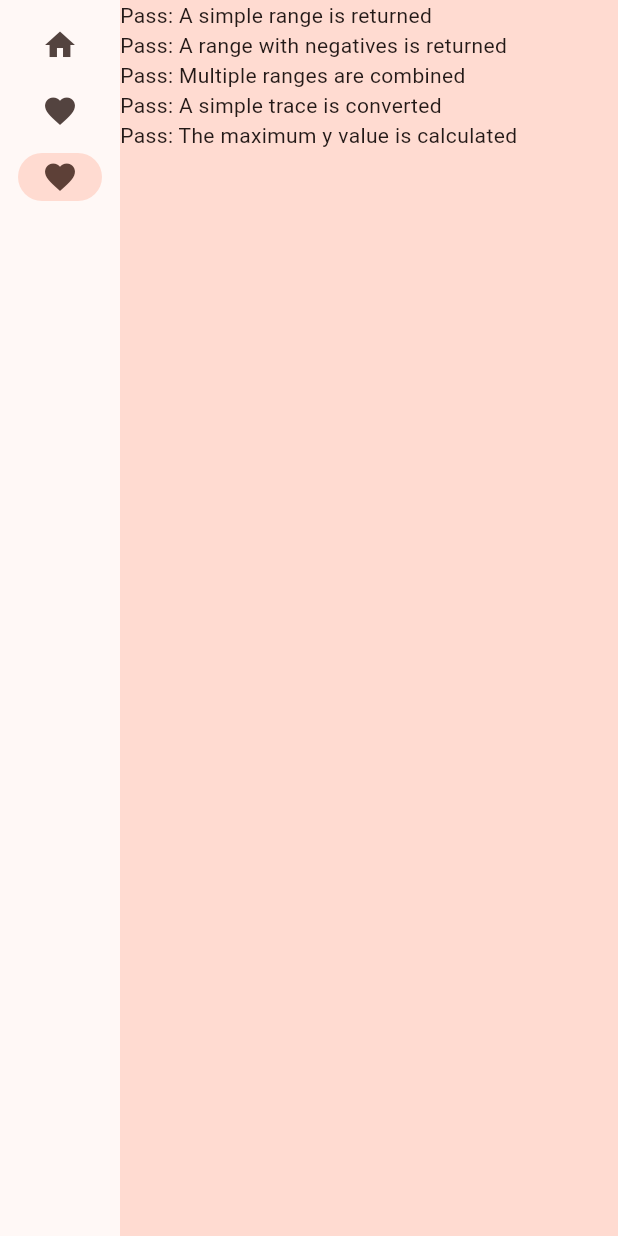
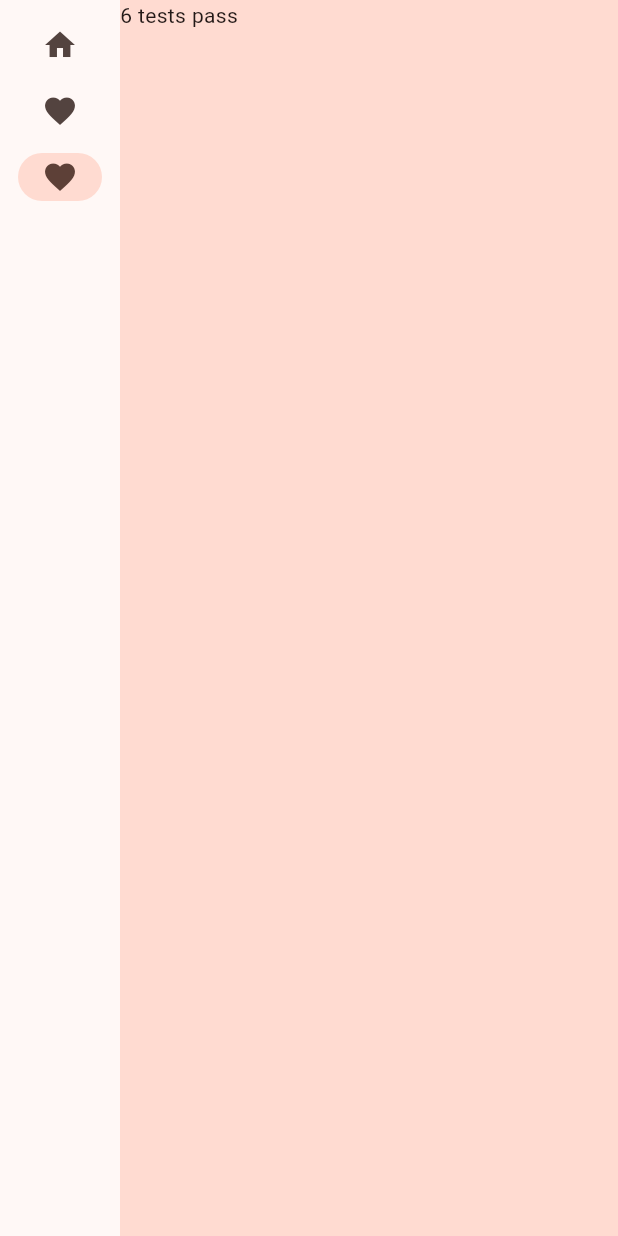
Before and after one commit to davidsykes/ircommandmanager, a Flutter app: the screen it shows after launch, after a tap on "Traces", after a tap on "Trace Plots", after a tap on "Tests", on a phone screen of 412 x 824 dp. Run offline on Flutter 3.47's test engine with Material 2 defaults, Android fonts, the light colour scheme and no system bars; network calls fail.

Commit message:
Refactor tests and scale horizontally

```diff
--- a/lib/testing/testmodule.dart
+++ b/lib/testing/testmodule.dart
@@ -6,25 +6,31 @@ abstract class TestModule {
 
   void setUpObjectUnderTest();
 
-  TestUnit createTest(String description, void Function() action) {
-    return TestUnit(testModule: this, description: description, action: action);
+  TestUnit createTest(void Function() action) {
+    return TestUnit(testModule: this, action: action);
   }
 
   void myAssert(bool value) {
     if (!value) {
-      var st = StackTrace.current.toString();
-      var ls = LineSplitter().convert(st)[1];
-      throw TestAssertFailException(ls);
+      throwAssert();
     }
   }
 
   void assertEqual(dynamic a, dynamic b) {
-    print('A= $a $b');
-    if (a == b) {
-      print('A= $a $b');
-    } else {
+    var aj = json.encode(a);
+    var bj = json.encode(b);
+    if (aj != bj) {
       print('A!= $a $b');
+      print('AJ!= $aj');
+      print('AJ!= $bj');
+      throwAssert();
     }
+  }
+
+  void throwAssert() {
+    var st = StackTrace.current.toString();
+    var ls = LineSplitter().convert(st)[2];
+    throw TestAssertFailException(ls);
   }
 }
 
--- a/lib/testing/testrunner.dart
+++ b/lib/testing/testrunner.dart
@@ -11,26 +11,25 @@ class TestRunner {
 
   List<String> runTests() {
     List<String> results = List.empty(growable: true);
+    var numberOfPassingTests = 0;
 
     for (final test in tests) {
-      var description = test.description;
-
       try {
         test.setUpObjectUnderTest();
         test.runTest();
-
-        results.add('Pass: $description');
+        numberOfPassingTests++;
       } on TestAssertFailException catch (e) {
-        results.add('Fail: $description');
-        results.add(e.cause);
+        var cause = e.cause;
+        results.add('Fail: $cause');
       } on Exception catch (e) {
         // Anything else that is an exception
         results.add('Unknown exception: $e');
       } catch (e) {
         // No specified type, handles all
-        results.add('Fail: $description - Unknown error: $e');
+        results.add('Fail: Unknown error: $e');
       }
     }
+    results.add('$numberOfPassingTests tests pass');
 
     return results;
   }
--- a/lib/testing/testunit.dart
+++ b/lib/testing/testunit.dart
@@ -2,13 +2,9 @@ import 'package:ircommandmanager/testing/testmodule.dart';
 
 class TestUnit {
   TestModule testModule;
-  String description;
   void Function() action;
 
-  TestUnit(
-      {required this.testModule,
-      required this.description,
-      required this.action});
+  TestUnit({required this.testModule, required this.action});
 
   void setUpObjectUnderTest() {
     testModule.setUpObjectUnderTest();
--- a/lib/tests/utilities/scalinghelpertests.dart
+++ b/lib/tests/utilities/scalinghelpertests.dart
@@ -7,21 +7,40 @@ class ScalingHelperTests extends TestModule {
 
   @override
   void setUpObjectUnderTest() {
-    _helper = ScalingHelper(horizontalExtent: 100, verticalExtent: 100);
+    _helper = ScalingHelper(screenWidth: 320, screenHeight: 200);
   }
 
   @override
   Iterable<TestUnit> getTests() {
     return [
-      createTest(
-          'The maximum y value is calculated', theMaximumYValueIsCalculated),
+      createTest(theMaximumYValueIsCalculated),
+      createTest(plotsCanBeScaledHorizontally),
     ];
   }
 
   void theMaximumYValueIsCalculated() {
-    List<List<List<double>>> values = [
+    var values = createSomeValues();
+
+    var max = _helper.getMaximumYValue(values);
+
+    assertEqual(max, 10.0);
+  }
+
+  void plotsCanBeScaledHorizontally() {
+    var values = createSomeValues();
+
+    var max = _helper.scaleToHorizontalExtent(plot: values[0], maxY: 1);
+
+    assertEqual(max, [
+      [0.0, 0.0],
+      [320.0, 1.0]
+    ]);
+  }
+
+  List<List<List<double>>> createSomeValues() {
+    return [
       [
-        [0.0, 0],
+        [0, 0],
         [1, 1]
       ],
       [
@@ -33,9 +52,5 @@ class ScalingHelperTests extends TestModule {
         [1, 1]
       ],
     ];
-
-    var max = _helper.getMaximumYValue(values);
-
-    assertEqual(max, 10);
   }
 }
--- a/lib/tests/utilities/tracetolinesconvertertests.dart
+++ b/lib/tests/utilities/tracetolinesconvertertests.dart
@@ -15,7 +15,7 @@ class TraceToLinesConverterTests extends TestModule {
   @override
   Iterable<TestUnit> getTests() {
     return [
-      createTest('A simple trace is converted', aSimpleTraceIsConverted),
+      createTest(aSimpleTraceIsConverted),
     ];
   }
 
--- a/lib/tests/utilities/tracevaluerangefindertests.dart
+++ b/lib/tests/utilities/tracevaluerangefindertests.dart
@@ -14,10 +14,9 @@ class TraceValueRangeFinderTests extends TestModule {
   @override
   Iterable<TestUnit> getTests() {
     return [
-      createTest('A simple range is returned', aSimpleRangeValueIsReturned),
-      createTest(
-          'A range with negatives is returned', aRangeWithNegativesIsReturned),
-      createTest('Multiple ranges are combined', multipleRangesAreCombined),
+      createTest(aSimpleRangeValueIsReturned),
+      createTest(aRangeWithNegativesIsReturned),
+      createTest(multipleRangesAreCombined),
     ];
   }
 
--- a/lib/tracepainter.dart
+++ b/lib/tracepainter.dart
@@ -75,13 +75,26 @@ class MyPainter extends CustomPainter {
   }
 
   void drawTracesUsingUnscaledCanvas(Canvas canvas, Size size, Paint paint) {
-    var scalingHelper = ScalingHelper(
-        horizontalExtent: size.width, verticalExtent: size.height);
+    var scalingHelper =
+        ScalingHelper(screenWidth: size.width, screenHeight: size.height);
 
     var plots = traces
         .map((t) => TraceToLinesConverter().convertTraceToPlot(t.traceDetails!))
         .toList();
 
     var maxY = scalingHelper.getMaximumYValue(plots);
+
+    for (var plot in plots) {
+      var scaled1 =
+          scalingHelper.scaleToHorizontalExtent(plot: plot, maxY: maxY);
+
+      var offsets = convertToOffsets(scaled1);
+      canvas.drawPoints(ui.PointMode.polygon, offsets, paint);
+    }
+  }
+
+  List<Offset> convertToOffsets(plot) {
+    var offsets = plot.map((p) => Offset(p[0], p[1])).toList().cast<Offset>();
+    return offsets;
   }
 }
--- a/lib/utilities/scalinghelper.dart
+++ b/lib/utilities/scalinghelper.dart
@@ -1,8 +1,8 @@
 class ScalingHelper {
-  final double horizontalExtent;
-  final double verticalExtent;
+  final double screenWidth;
+  final double screenHeight;
 
-  ScalingHelper({required this.horizontalExtent, required this.verticalExtent});
+  ScalingHelper({required this.screenWidth, required this.screenHeight});
 
   double getMaximumYValue(List<List<List<double>>> values) {
     double maxy = 0;
@@ -15,4 +15,13 @@ class ScalingHelper {
     }
     return maxy;
   }
+
+  List<List<double>> scaleToHorizontalExtent(
+      {required List<List<double>> plot, required double maxY}) {
+    var horizontalScale = screenWidth / maxY;
+
+    var scaled = plot.map((p) => [p[0] * horizontalScale, p[1]]);
+
+    return scaled.toList();
+  }
 }
```
